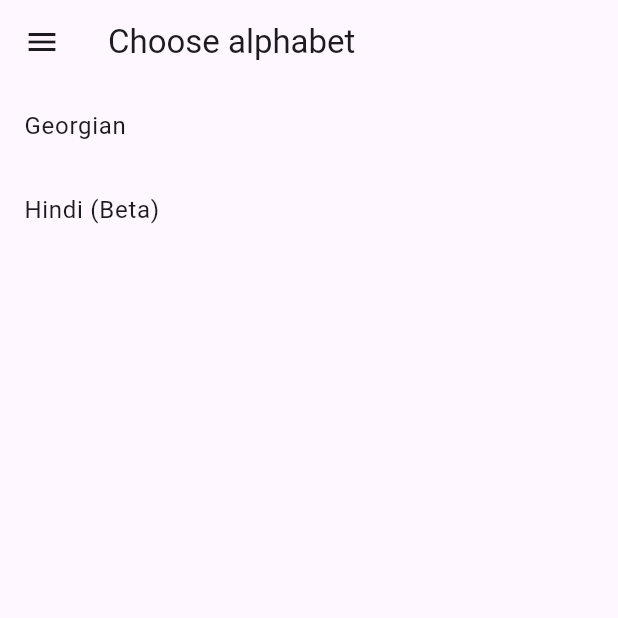
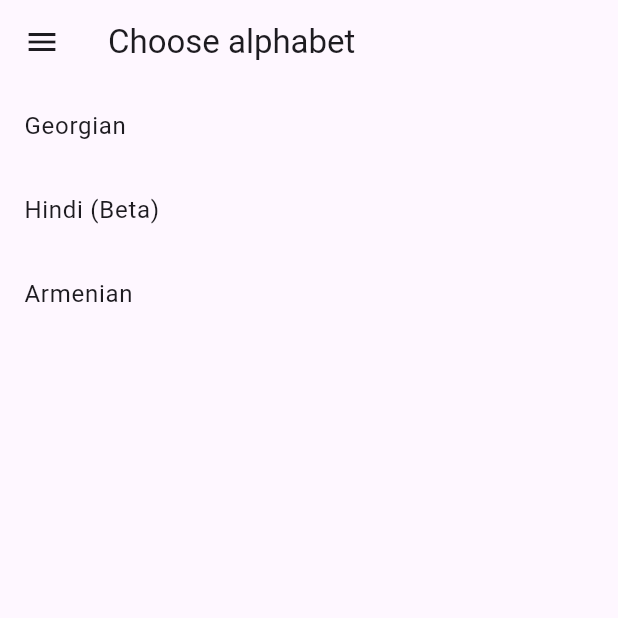
Before and after one commit to unomat20b/alphabet, a Flutter app: the screen it shows after launch, on a phone screen of 412 x 824 dp, the top half of it. Run offline on Flutter 3.47's test engine with Material 3 defaults, Android fonts, the phone set to English and light mode, and no system bars; our stand-ins replace easy_localization; project files that could hold a hidden picture were left out.

Commit message:
feat(armenian): алфавит, RU/EN карты, клавиатура и группы букв
- 39 букв (вкл. և), russianToArmenianMap / englishToArmenianMap
- armenian_button_map, button_rows, letterOptions (х/һ, р/ռ, к/ք, т/թ, п/փ, ц/дз)
- пункт в language_select_screen; ключи armenian в langs
- тесты: длина алфавита, а→ա, т/тʼ через опции

Co-authored-by: Cursor <cursoragent@cursor.com>

```diff
--- a/langs/en.json
+++ b/langs/en.json
@@ -5,6 +5,7 @@
   "about_text": "This app helps you learn unfamiliar alphabets. The idea is to read text in your own language, gradually replacing characters with letters from another alphabet. This way, you memorize them in a natural context. Perfect for reading fairy tales to children and learning a new script at the same time!",
   "georgian": "Georgian",
   "hindi": "Hindi (Beta)",
+  "armenian": "Armenian",
   "english_georgian": "English-Georgian",
   "language": "Language",
   "select_language": "Select interface language",
--- a/langs/ru.json
+++ b/langs/ru.json
@@ -5,6 +5,7 @@
   "about_text": "Это приложение для изучения незнакомых алфавитов. Предполагается, что вы будете читать текст на своём языке, постепенно заменяя символы на буквы другого алфавита. Так вы будете запоминать их в естественном контексте. Идеально подходит для чтения сказок детям и параллельного изучения чужого алфавита!",
   "georgian": "Грузинский",
   "hindi": "Хинди (Beta)",
+  "armenian": "Армянский",
   "english_georgian": "Англо-грузинский",
   "language": "Язык",
   "select_language": "Выберите язык интерфейса",
--- /dev/null
+++ b/lib/data/alphabets/armenian.dart
@@ -0,0 +1,46 @@
+const Map<String, String> russianToArmenianMap = {
+  "а": "ա", "А": "Ա",
+  "б": "բ", "Б": "Բ",
+  "в": "վ", "В": "Վ",
+  "г": "գ", "Г": "Գ",
+  "д": "դ", "Д": "Դ",
+  "е": "ե", "Е": "Ե",
+  "ё": "յո", "Ё": "Յո",
+  "ж": "ժ", "Ж": "Ժ",
+  "з": "զ", "З": "Զ",
+  "и": "ի", "И": "Ի",
+  "й": "յ", "Й": "Յ",
+  "к": "կ", "К": "Կ",
+  "л": "լ", "Л": "Լ",
+  "м": "մ", "М": "Մ",
+  "н": "ն", "Н": "Ն",
+  "о": "ո", "О": "Ո",
+  "п": "պ", "П": "Պ",
+  "р": "ր", "Р": "Ր",
+  "с": "ս", "С": "Ս",
+  "т": "տ", "Т": "Տ",
+  "у": "ու", "У": "Ու",
+  "ф": "ֆ", "Ф": "Ֆ",
+  "х": "խ", "Х": "Խ",
+  "ц": "ծ", "Ц": "Ծ",
+  "ч": "չ", "Ч": "Չ",
+  "ш": "շ", "Ш": "Շ",
+  "щ": "շ", "Щ": "Շ",
+  "ъ": "", "Ъ": "",
+  "ы": "ը", "Ы": "Ը",
+  "ь": "", "Ь": "",
+  "э": "է", "Э": "Է",
+  "ю": "յու", "Ю": "Յու",
+  "я": "յա", "Я": "Յա",
+
+  "дж": "ջ", "Дж": "Ջ", "ДЖ": "Ջ",
+  "тх": "թ", "Тх": "Թ", "ТХ": "Թ",
+  "дз": "ձ", "Дз": "Ձ", "ДЗ": "Ձ",
+  "нг": "նգ", "Нг": "Նգ", "НГ": "ՆԳ",
+  "кх": "խ", "Кх": "Խ", "КХ": "Խ",
+  "зж": "ժ", "Зж": "Ժ", "ЗЖ": "Ժ",
+  "ай": "այ", "Ай": "Այ", "АЙ": "ԱՅ",
+  "ей": "եյ", "Ей": "Եյ", "ЕЙ": "ԵՅ",
+  "ой": "ոյ", "Ой": "Ոյ", "ОЙ": "ՈՅ",
+  "ев": "և", "Ев": "Եվ", "ЕВ": "ԵՎ",
+};
--- /dev/null
+++ b/lib/data/alphabets/armenian_alphabet.dart
@@ -0,0 +1,6 @@
+/// Восточноармянский алфавит (39 букв), порядок Месропа Маштоца.
+const armenianAlphabet = [
+  'ա', 'բ', 'գ', 'դ', 'ե', 'զ', 'է', 'ը', 'թ', 'ժ', 'ի', 'լ', 'խ', 'ծ', 'կ', 'հ',
+  'ձ', 'ղ', 'ճ', 'մ', 'յ', 'ն', 'շ', 'ո', 'չ', 'պ', 'ջ', 'ռ', 'ս', 'վ', 'տ', 'ր',
+  'ց', 'ւ', 'փ', 'ք', 'օ', 'ֆ', 'և',
+];
--- /dev/null
+++ b/lib/data/alphabets/armenian_button_map.dart
@@ -0,0 +1,42 @@
+/// Целевая буква → подсказка по-русски (как [georgianButtonMap]).
+const Map<String, String> armenianButtonMap = {
+  'ա': 'а',
+  'բ': 'б',
+  'գ': 'г',
+  'դ': 'д',
+  'ե': 'е',
+  'զ': 'з',
+  'է': 'э',
+  'ը': 'ы',
+  'թ': 'тх',
+  'ժ': 'ж',
+  'ի': 'и',
+  'լ': 'л',
+  'խ': 'х',
+  'ծ': 'ц',
+  'կ': 'к',
+  'հ': 'хʼ',
+  'ձ': 'дз',
+  'ղ': 'гх',
+  'ճ': 'тч',
+  'մ': 'м',
+  'յ': 'й',
+  'ն': 'н',
+  'շ': 'ш',
+  'ո': 'о',
+  'չ': 'ч',
+  'պ': 'п',
+  'ջ': 'дж',
+  'ռ': 'рʼ',
+  'ս': 'с',
+  'վ': 'в',
+  'տ': 'т',
+  'ր': 'р',
+  'ց': 'цʼ',
+  'ւ': 'у',
+  'փ': 'пх',
+  'ք': 'кʼ',
+  'օ': 'оʼ',
+  'ֆ': 'ф',
+  'և': 'ев',
+};
--- /dev/null
+++ b/lib/data/alphabets/armenian_button_rows.dart
@@ -0,0 +1,8 @@
+/// Порядок кнопок; варианты из [armenianLetterOptions] (հ, ձ, ռ, թ, փ, ք) только через диалог.
+const List<List<String>> armenianButtonRows = [
+  ['ա', 'ե', 'է', 'ը', 'ի', 'ո', 'օ', 'և'],
+  [
+    'բ', 'գ', 'դ', 'զ', 'ժ', 'լ', 'խ', 'ծ', 'կ', 'ղ', 'ճ', 'մ', 'յ', 'ն', 'շ',
+  ],
+  ['չ', 'պ', 'ջ', 'ս', 'վ', 'տ', 'ր', 'ց', 'ւ', 'ֆ'],
+];
--- /dev/null
+++ b/lib/data/alphabets/armenian_letter_options.dart
@@ -0,0 +1,9 @@
+/// Похожие по месту/способу артикуляции варианты (как у грузинского).
+const Map<String, List<String>> armenianLetterOptions = {
+  'խ': ['խ', 'հ'],
+  'ր': ['ր', 'ռ'],
+  'կ': ['կ', 'ք'],
+  'տ': ['տ', 'թ'],
+  'պ': ['պ', 'փ'],
+  'ծ': ['ծ', 'ձ'],
+};
--- /dev/null
+++ b/lib/data/alphabets/english_armenian_button_map.dart
@@ -0,0 +1,41 @@
+const Map<String, String> englishArmenianButtonMap = {
+  'ա': 'a',
+  'բ': 'b',
+  'գ': 'g',
+  'դ': 'd',
+  'ե': 'e',
+  'զ': 'z',
+  'է': 'e\'',
+  'ը': 'schwa',
+  'թ': 'th',
+  'ժ': 'zh',
+  'ի': 'i',
+  'լ': 'l',
+  'խ': 'kh',
+  'ծ': 'ts',
+  'կ': 'k',
+  'հ': 'h',
+  'ձ': 'dz',
+  'ղ': 'gh',
+  'ճ': 'tch',
+  'մ': 'm',
+  'յ': 'y',
+  'ն': 'n',
+  'շ': 'sh',
+  'ո': 'o',
+  'չ': 'ch',
+  'պ': 'p',
+  'ջ': 'j',
+  'ռ': 'rr',
+  'ս': 's',
+  'վ': 'v',
+  'տ': 't',
+  'ր': 'r',
+  'ց': 'ts\'',
+  'ւ': 'w',
+  'փ': 'p\'',
+  'ք': 'q',
+  'օ': 'o\'',
+  'ֆ': 'f',
+  'և': 'ev',
+};
--- /dev/null
+++ b/lib/data/alphabets/english_to_armenian.dart
@@ -0,0 +1,43 @@
+const Map<String, String> englishToArmenianMap = {
+  "a": "ա", "A": "Ա",
+  "b": "բ", "B": "Բ",
+  "c": "կ", "C": "Կ",
+  "d": "դ", "D": "Դ",
+  "e": "ե", "E": "Ե",
+  "f": "ֆ", "F": "Ֆ",
+  "g": "գ", "G": "Գ",
+  "h": "հ", "H": "Հ",
+  "i": "ի", "I": "Ի",
+  "j": "ջ", "J": "Ջ",
+  "k": "կ", "K": "Կ",
+  "l": "լ", "L": "Լ",
+  "m": "մ", "M": "Մ",
+  "n": "ն", "N": "Ն",
+  "o": "ո", "O": "Ո",
+  "p": "պ", "P": "Պ",
+  "q": "ք", "Q": "Ք",
+  "r": "ր", "R": "Ր",
+  "s": "ս", "S": "Ս",
+  "t": "տ", "T": "Տ",
+  "u": "ու", "U": "Ու",
+  "v": "վ", "V": "Վ",
+  "w": "վ", "W": "Վ",
+  "x": "խ", "X": "Խ",
+  "y": "յ", "Y": "Յ",
+  "z": "զ", "Z": "Զ",
+
+  "ch": "չ", "Ch": "Չ", "CH": "Չ",
+  "dz": "ձ", "Dz": "Ձ", "DZ": "Ձ",
+  "gh": "ղ", "Gh": "Ղ", "GH": "Ղ",
+  "kh": "խ", "Kh": "Խ", "KH": "Խ",
+  "ng": "նգ", "Ng": "Նգ", "NG": "ՆԳ",
+  "oo": "ու", "Oo": "Ու", "OO": "Ու",
+  "sh": "շ", "Sh": "Շ", "SH": "Շ",
+  "th": "թ", "Th": "Թ", "TH": "Թ",
+  "ts": "ծ", "Ts": "Ծ", "TS": "Ծ",
+  "vo": "յո", "Vo": "Յո", "VO": "Յո",
+  "ya": "յա", "Ya": "Յա", "YA": "Յա",
+  "ye": "յե", "Ye": "Յե", "YE": "ՅԵ",
+  "yu": "յու", "Yu": "Յու", "YU": "Յու",
+  "ev": "և", "Ev": "Եվ", "EV": "ԵՎ",
+};
--- a/lib/screens/language_select_screen.dart
+++ b/lib/screens/language_select_screen.dart
@@ -12,6 +12,12 @@ import '../data/alphabets/english_to_georgian.dart';
 import '../data/alphabets/english_georgian_button_map.dart';
 import '../data/alphabets/english_to_hindi.dart';
 import '../data/alphabets/english_hindi_button_map.dart';
+import '../data/alphabets/armenian.dart';
+import '../data/alphabets/armenian_button_map.dart';
+import '../data/alphabets/armenian_letter_options.dart';
+import '../data/alphabets/armenian_button_rows.dart';
+import '../data/alphabets/english_to_armenian.dart';
+import '../data/alphabets/english_armenian_button_map.dart';
 import 'text_source_screen.dart';
 
 class LanguageSelectScreen extends StatelessWidget {
@@ -152,6 +158,23 @@ class LanguageSelectScreen extends StatelessWidget {
                     );
                   },
                 ),
+                ListTile(
+                  title: Text('armenian'.tr()),
+                  onTap: () {
+                    final isEnglish = context.locale.languageCode == 'en';
+                    Navigator.push(
+                      context,
+                      MaterialPageRoute(
+                        builder: (_) => TextSourceScreen(
+                          pairs: isEnglish ? englishToArmenianMap : russianToArmenianMap,
+                          buttonPairs: isEnglish ? englishArmenianButtonMap : armenianButtonMap,
+                          letterOptions: armenianLetterOptions,
+                          buttonRows: armenianButtonRows,
+                        ),
+                      ),
+                    );
+                  },
+                ),
               ],
             ),
           ),
```
Also changed, not shown: 2 other files.
